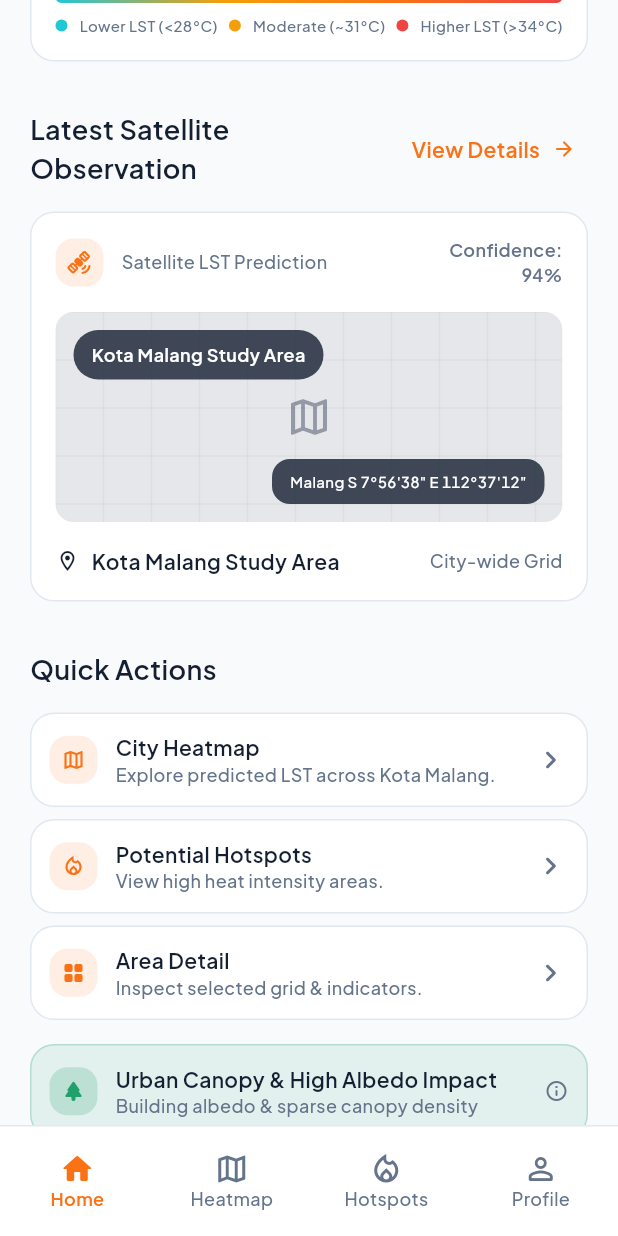
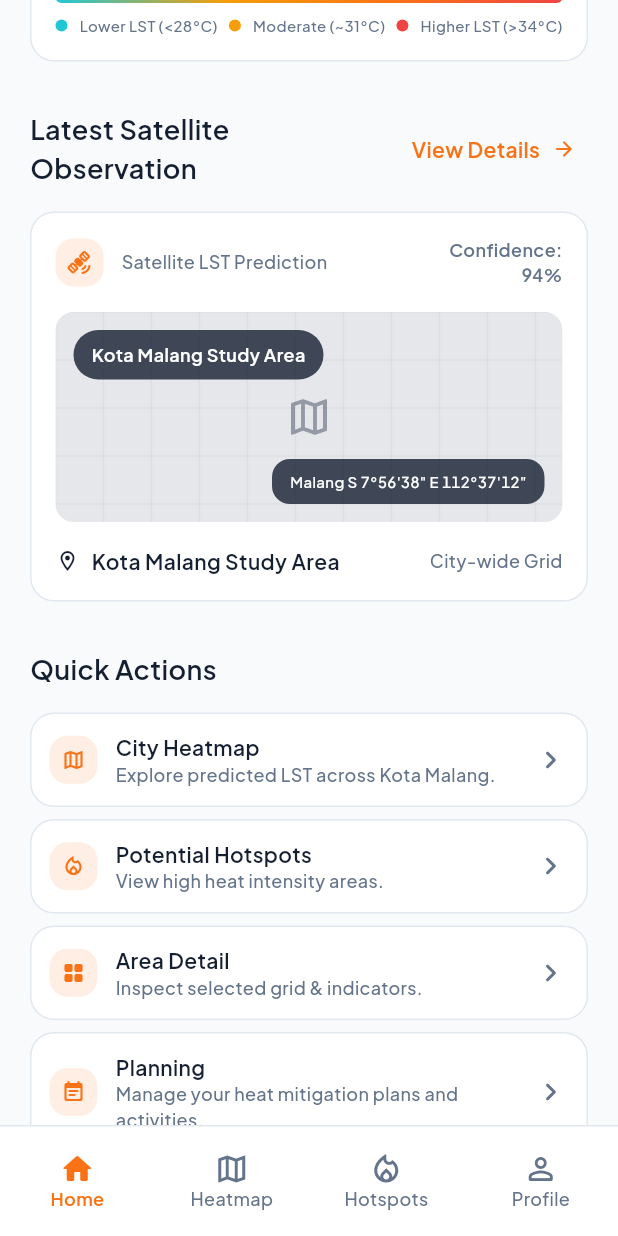
Before and after one commit to BrianLearning-source/UrbanHeat_AI, a Flutter app: the screen it shows once a user with an empty profile is signed in, scrolled down 576 dp, on a phone screen of 412 x 824 dp. Run offline on Flutter 3.47's test engine with Material 3 defaults, Android fonts, the phone set to English and light mode, and no system bars; our stand-ins replace flutter_dotenv, flutter_map, flutter_svg, go_router, google_fonts, image_picker and 3 more; accounts and stored records are empty; statements that could not run were skipped.

Commit message:
feat: add planning navigation to home

```diff
--- a/Frontend/lib/features/urban_heat/presentation/pages/home_page.dart
+++ b/Frontend/lib/features/urban_heat/presentation/pages/home_page.dart
@@ -416,12 +416,14 @@ class _QuickActionsSection extends StatelessWidget {
       children: [
   const SectionTitle(title: 'Quick Actions'),
   const SizedBox(height: AppSpacing.xs),
+
   _QuickActionTile(
     icon: Icons.map_outlined,
     title: 'City Heatmap',
     subtitle: 'Explore predicted LST across Kota Malang.',
     onTap: () => context.go('/heatmap'),
   ),
+
   const SizedBox(height: AppSpacing.xs),
   _QuickActionTile(
     icon: Icons.local_fire_department_outlined,
@@ -429,12 +431,21 @@ class _QuickActionsSection extends StatelessWidget {
     subtitle: 'View high heat intensity areas.',
     onTap: () => context.go('/hotspots'),
   ),
+
   const SizedBox(height: AppSpacing.xs),
   _QuickActionTile(
     icon: Icons.grid_view_rounded,
     title: 'Area Detail',
     subtitle: 'Inspect selected grid & indicators.',
     onTap: () => context.go('/hotspots/area/MC-204'),
+  ),
+
+  const SizedBox(height: AppSpacing.xs),
+  _QuickActionTile(
+    icon: Icons.event_note_rounded,
+    title: 'Planning',
+    subtitle: 'Manage your heat mitigation plans and activities.',
+    onTap: () => context.push('/planning'),
   ),
 ],
     );
```
Lines whose indentation alone changed are shown as unchanged.
